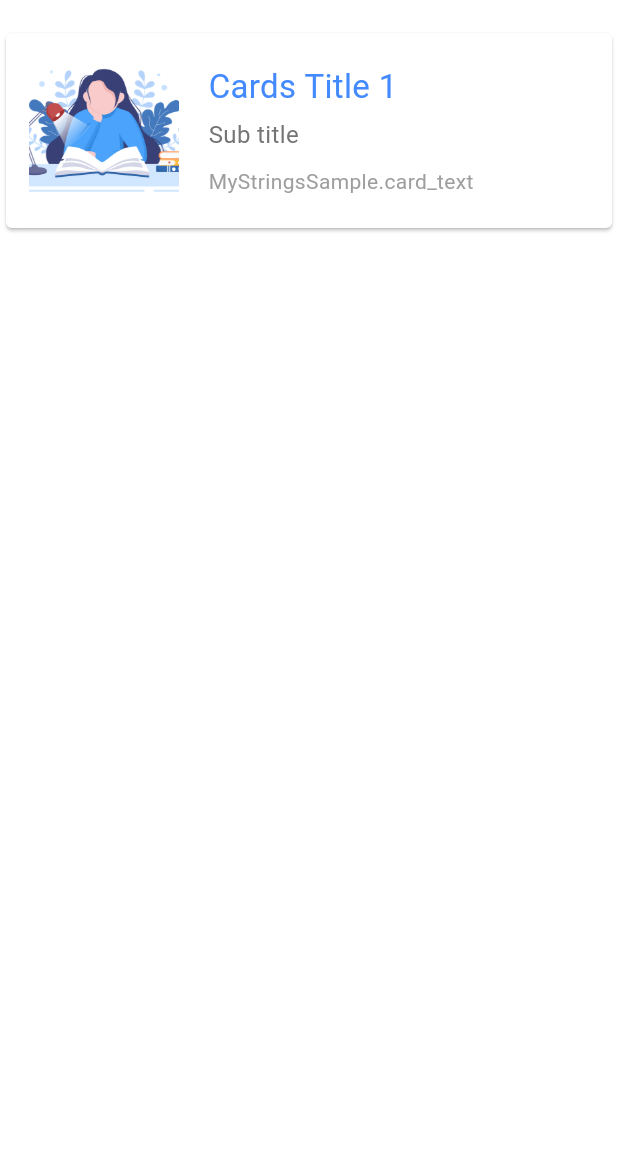
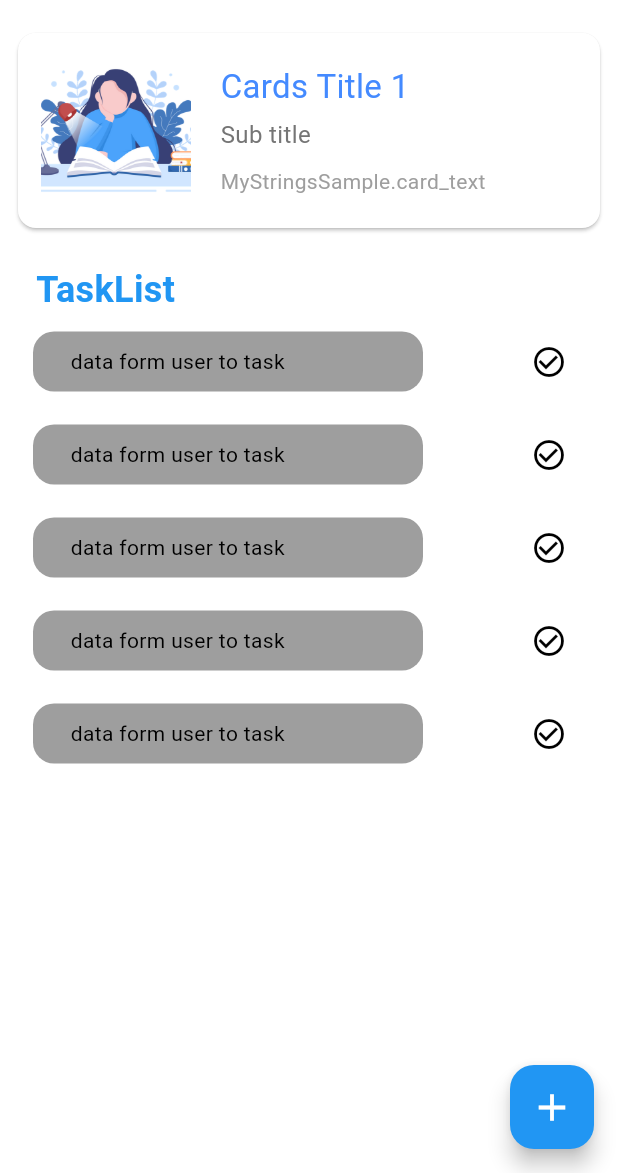
Before and after one commit to Mahmoud4456/Task-management, a Flutter app: the screen it shows after launch, on a phone screen of 412 x 824 dp, the part 63-1236 px from its top. Run offline on Flutter 3.47's test engine with Material 3 defaults, Android fonts, the phone set to English and light mode, and no system bars; our stand-ins replace firebase_core; accounts and stored records are empty.

Commit message:
refactor code & Sliver List & floating action button

```diff
--- a/lib/features/home_feature/presentation/view/home_view.dart
+++ b/lib/features/home_feature/presentation/view/home_view.dart
@@ -1,4 +1,5 @@
 import 'package:flutter/material.dart';
+import 'package:task_manager/features/home_feature/presentation/view/widget/custom_floating_action_button.dart';
 import 'package:task_manager/features/home_feature/presentation/view/widget/home_app_bar.dart';
 import 'package:task_manager/features/home_feature/presentation/view/widget/home_view_body.dart';
 
@@ -10,6 +11,7 @@ class HomeView extends StatelessWidget {
     return const Scaffold(
       appBar: PreferredSize(preferredSize: Size(double.infinity, 60), child: HomeAppBar()),
       body:  HomeViewBody(),
+      floatingActionButton: CustomFloatingActionButton(),
     );
   }
 }
--- /dev/null
+++ b/lib/features/home_feature/presentation/view/widget/custom_card.dart
@@ -0,0 +1,69 @@
+import 'package:flutter/material.dart';
+
+class CustomCard extends StatelessWidget {
+  const CustomCard({
+    super.key,
+  });
+
+  @override
+  Widget build(BuildContext context) {
+    return Card(
+      shape: RoundedRectangleBorder(
+        borderRadius: BorderRadius.circular(12),
+      ),
+      // Define how the card's content should be clipped
+      clipBehavior: Clip.antiAliasWithSaveLayer,
+      child: Column(
+        crossAxisAlignment: CrossAxisAlignment.start,
+        children: <Widget>[
+          Padding(
+            padding: const EdgeInsets.all(15),
+            child: Row(
+              crossAxisAlignment: CrossAxisAlignment.start,
+              children: <Widget>[
+                // Add an image widget to display an image
+                Image.asset( "assets/images/reading.webp",
+                  height: 100,
+                  width: 100,
+                  fit: BoxFit.cover,
+                ),
+                // Add some spacing between the image and the text
+                Container(width: 20),
+                // Add an expanded widget to take up the remaining horizontal space
+                Expanded(
+                  child: Column(
+                    crossAxisAlignment: CrossAxisAlignment.start,
+                    children: <Widget>[
+                      // Add some spacing between the top of the card and the title
+                      Container(height: 5),
+                      // Add a title widget
+                      const Text(
+                          "Cards Title 1",
+                          style:TextStyle(color: Colors.blueAccent , fontSize: 22)
+                      ),
+                      // Add some spacing between the title and the subtitle
+                      Container(height: 5),
+                      // Add a subtitle widget
+                      Text(
+                        "Sub title",
+                        style: TextStyle(color: Colors.grey[600] , fontSize: 16),
+                      ),
+                      // Add some spacing between the subtitle and the text
+                      Container(height: 10),
+                      // Add a text widget to display some text
+                      const Text(
+                        "MyStringsSample.card_text ",
+                        maxLines: 2,
+                        style: TextStyle(color: Colors.grey , ),
+                      ),
+                    ],
+                  ),
+                ),
+              ],
+            ),
+          ),
+        ],
+      ),
+    );
+  }
+}
--- /dev/null
+++ b/lib/features/home_feature/presentation/view/widget/custom_floating_action_button.dart
@@ -0,0 +1,17 @@
+import 'package:flutter/material.dart';
+import 'package:task_manager/core/utils/colors.dart';
+
+class CustomFloatingActionButton extends StatelessWidget {
+  const CustomFloatingActionButton({super.key});
+
+  @override
+  Widget build(BuildContext context) {
+    return FloatingActionButton(
+      backgroundColor: primaryColor,
+        child: const Icon(Icons.add , size: 30,),
+        onPressed: (){
+
+        },
+    );
+  }
+}
--- /dev/null
+++ b/lib/features/home_feature/presentation/view/widget/home_sliver_list.dart
@@ -0,0 +1,17 @@
+import 'package:flutter/material.dart';
+import 'package:task_manager/features/home_feature/presentation/view/widget/sliver_list_item.dart';
+
+class HomeSliverList extends StatelessWidget {
+  const HomeSliverList({super.key});
+
+  @override
+  Widget build(BuildContext context) {
+    return SliverList(
+        delegate: SliverChildBuilderDelegate ((context  , index) {
+          return const SliverListItem();
+        },
+          childCount: 5,
+        )
+    );
+  }
+}
--- a/lib/features/home_feature/presentation/view/widget/home_view_body.dart
+++ b/lib/features/home_feature/presentation/view/widget/home_view_body.dart
@@ -1,73 +1,35 @@
 import 'package:flutter/material.dart';
+import 'package:task_manager/core/utils/colors.dart';
+import 'package:task_manager/features/home_feature/presentation/view/widget/home_sliver_list.dart';
+
+import 'custom_card.dart';
 
 class HomeViewBody extends StatelessWidget {
   const HomeViewBody({super.key});
 
   @override
   Widget build(BuildContext context) {
-    return  Column(
-      children: [
-        Card(
-          // Define the shape of the card
-          shape: RoundedRectangleBorder(
-            borderRadius: BorderRadius.circular(4),
-          ),
-          // Define how the card's content should be clipped
-          clipBehavior: Clip.antiAliasWithSaveLayer,
-          // Define the child widget of the card
-          child: Column(
-            crossAxisAlignment: CrossAxisAlignment.start,
-            children: <Widget>[
-              // Add padding around the row widget
-              Padding(
-                padding: const EdgeInsets.all(15),
-                child: Row(
-                  crossAxisAlignment: CrossAxisAlignment.start,
-                  children: <Widget>[
-                    // Add an image widget to display an image
-                     Image.asset( "assets/images/reading.webp",
-                      height: 100,
-                      width: 100,
-                      fit: BoxFit.cover,
-                    ),
-                    // Add some spacing between the image and the text
-                    Container(width: 20),
-                    // Add an expanded widget to take up the remaining horizontal space
-                    Expanded(
-                      child: Column(
-                        crossAxisAlignment: CrossAxisAlignment.start,
-                        children: <Widget>[
-                          // Add some spacing between the top of the card and the title
-                          Container(height: 5),
-                          // Add a title widget
-                          const Text(
-                            "Cards Title 1",
-                            style:TextStyle(color: Colors.blueAccent , fontSize: 22)
-                          ),
-                          // Add some spacing between the title and the subtitle
-                          Container(height: 5),
-                          // Add a subtitle widget
-                          Text(
-                            "Sub title",
-                            style: TextStyle(color: Colors.grey[600] , fontSize: 16),
-                          ),
-                          // Add some spacing between the subtitle and the text
-                          Container(height: 10),
-                          // Add a text widget to display some text
-                          const Text(
-                            "MyStringsSample.card_text ",
-                            maxLines: 2,
-                            style: TextStyle(color: Colors.grey , ),
-                          ),
-                        ],
-                      ),
-                    ),
-                  ],
-                ),
-              ),
-            ],
+    return const CustomScrollView(
+      slivers: [
+        SliverToBoxAdapter(
+        child:   Padding(
+            padding:  EdgeInsets.symmetric(horizontal: 8.0),
+            child:  Column(
+              crossAxisAlignment: CrossAxisAlignment.start,
+              children: [
+                CustomCard(),
+                SizedBox(height: 20,),
+                Padding(
+                  padding: EdgeInsets.symmetric(horizontal:16),
+                  child: Text("TaskList" , style: TextStyle( fontSize: 24 , fontWeight: FontWeight.bold , color: primaryColor),),
+                )
+              ],
+            ),
           ),
         ),
+         SliverPadding(
+             padding: EdgeInsets.symmetric(horizontal: 22) ,
+              sliver: HomeSliverList()),
       ],
     );
   }
--- /dev/null
+++ b/lib/features/home_feature/presentation/view/widget/sliver_list_item.dart
@@ -0,0 +1,33 @@
+import 'package:flutter/material.dart';
+
+class SliverListItem extends StatelessWidget {
+  const SliverListItem({
+    super.key,
+  });
+
+  @override
+  Widget build(BuildContext context) {
+    return Padding(
+      padding: const EdgeInsets.symmetric(vertical: 7.0),
+      child: Row(
+        mainAxisAlignment: MainAxisAlignment.spaceBetween,
+        children: [
+          Container(
+            width: 260 ,
+            padding: const EdgeInsets.symmetric(horizontal: 25 , vertical: 10),
+            decoration: BoxDecoration(
+              color: Colors.grey,
+              borderRadius: BorderRadius.circular(14),
+            ),
+            child: const Text("data form user to task   " , style: TextStyle(
+              overflow: TextOverflow.ellipsis,
+            ),
+              maxLines: 2,
+            ),
+          ),
+          IconButton(onPressed: (){}, icon: const Icon(Icons.check_circle_outline)),
+        ],
+      ),
+    );
+  }
+}
```
